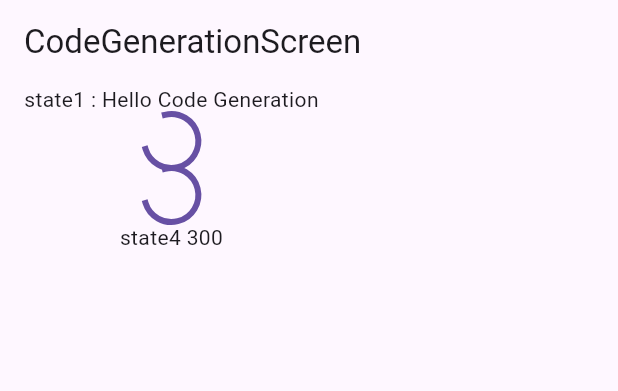
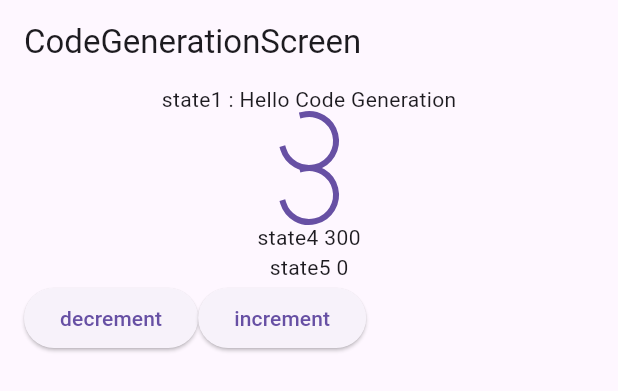
Before and after one commit to ParkYoDo/flutter_riverpod, a Flutter app: the CodeGenerationScreen widget shown alone on an empty page, opened directly, on a phone screen of 412 x 824 dp. Shown: the top 391 px of the screen. Run offline on Flutter 3.47's test engine with Material 3 defaults, Android fonts, the phone set to English and light mode, and no system bars; our stand-ins replace flutter_riverpod, riverpod_annotation; generated files the repository leaves out were written again.

Commit message:
feat: riverpod code generation stateNotifierProvider

```diff
--- a/lib/riverpod/code_generation_provider.dart
+++ b/lib/riverpod/code_generation_provider.dart
@@ -42,3 +42,19 @@ int gStateMultiply(GStateMultiplyRef ref,
     {required int number1, required int number2}) {
   return number1 * number2;
 }
+
+@riverpod
+class GStateNotifier extends _$GStateNotifier {
+  @override
+  int build() {
+    return 0;
+  }
+
+  increment() {
+    state++;
+  }
+
+  decrement() {
+    state--;
+  }
+}
--- a/lib/screen/code_generation_screen.dart
+++ b/lib/screen/code_generation_screen.dart
@@ -12,6 +12,7 @@ class CodeGenerationScreen extends ConsumerWidget {
     final state2 = ref.watch(gStateFutureProvider);
     final state3 = ref.watch(gStateFuture2Provider);
     final state4 = ref.watch(gStateMultiplyProvider(number1: 10, number2: 30));
+    final state5 = ref.watch(gStateNotifierProvider);
 
     return DefaultLayout(
         title: 'CodeGenerationScreen',
@@ -32,7 +33,22 @@ class CodeGenerationScreen extends ConsumerWidget {
                     ),
                 error: (err, stack) => Text(err.toString()),
                 loading: () => const CircularProgressIndicator()),
-            Text('state4 $state4')
+            Text('state4 $state4'),
+            Text('state5 $state5'),
+            Row(
+              children: [
+                ElevatedButton(
+                    onPressed: () {
+                      ref.read(gStateNotifierProvider.notifier).decrement();
+                    },
+                    child: const Text('decrement')),
+                ElevatedButton(
+                    onPressed: () {
+                      ref.read(gStateNotifierProvider.notifier).increment();
+                    },
+                    child: const Text('increment')),
+              ],
+            )
           ],
         ));
   }
```
Also changed, not shown: lib/riverpod/code_generation_provider.g.dart.
